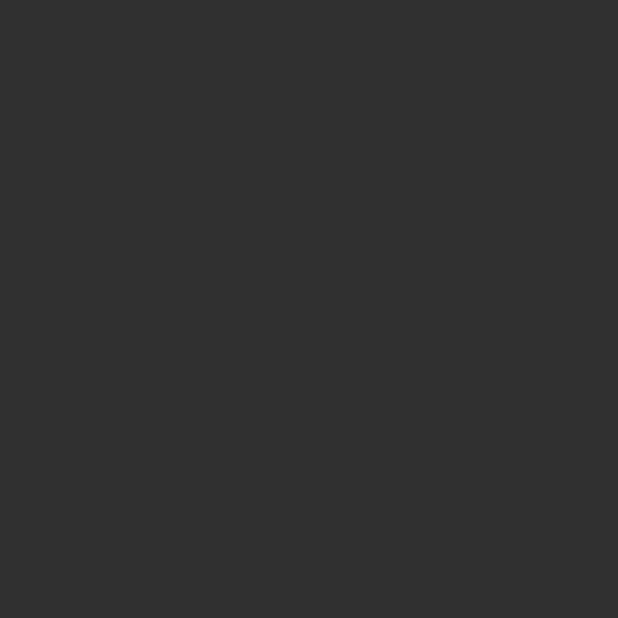
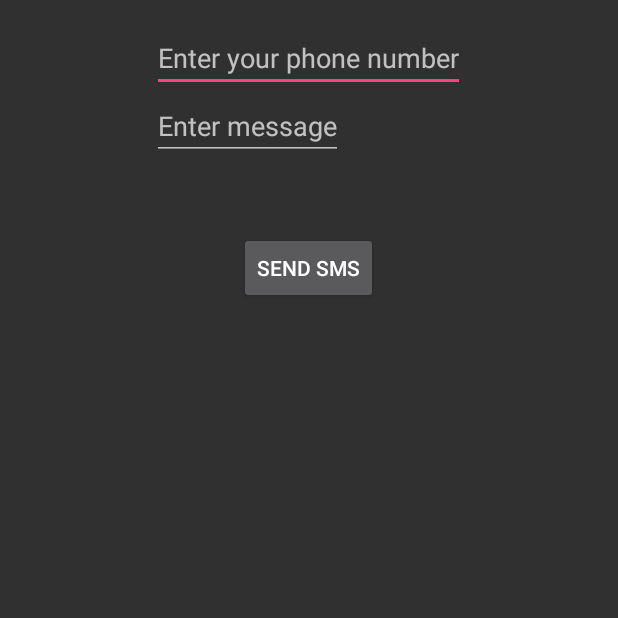
Before and after one commit to nklugman/utility_app, an Android app: the PostPaidActivity screen opened directly, with no data from a screen before it, on a phone screen of 412 x 824 dp, the top half of it. Before the commit the part shown is empty. Run offline under Robolectric (Android 15) with nearby library versions, the phone set to English and light mode, and no system bars.

Commit message:
integrate_sms

```diff
--- a/Android/KPLC/app/src/main/java/gridwatch/kplc/activities/billing/PostPaidActivity.java
+++ b/Android/KPLC/app/src/main/java/gridwatch/kplc/activities/billing/PostPaidActivity.java
@@ -1,16 +1,76 @@
 package gridwatch.kplc.activities.billing;
 
+import android.Manifest;
+import android.content.pm.PackageManager;
 import android.os.Bundle;
 import android.app.Activity;
+import android.support.v4.app.ActivityCompat;
+import android.support.v4.content.ContextCompat;
+import android.telephony.SmsManager;
+import android.view.View;
+import android.widget.Button;
+import android.widget.EditText;
+import android.widget.Toast;
 
 import gridwatch.kplc.R;
+// only sending sms function
+public class PostPaidActivity extends Activity {
 
-public class PostPaidActivity extends Activity {
+    Button sendBtn;
+    EditText number;
+    EditText message;
 
     @Override
     protected void onCreate(Bundle savedInstanceState) {
+        //ActivityCompat.requestPermissions(this,new String[]{Manifest.permission.SEND_SMS},1);
         super.onCreate(savedInstanceState);
         setContentView(R.layout.activity_post_paid);
+
+        sendBtn = (Button) findViewById(R.id.button);
+        number = (EditText) findViewById(R.id.editText);
+        message = (EditText) findViewById(R.id.editText2);
+        sendBtn.setOnClickListener(new View.OnClickListener() {
+            public void onClick(View view) {
+                getPermission();
+            }
+        });
+    }
+    protected void getPermission() {
+        if (ContextCompat.checkSelfPermission(this, Manifest.permission.SEND_SMS)
+                != PackageManager.PERMISSION_GRANTED) {
+            ActivityCompat.requestPermissions(this, new String[]{Manifest.permission.SEND_SMS},
+                    1);
+        }else{
+            sendMessage();
+        }
+    }
+    protected void sendMessage() {
+        String txtNumber = number.getText().toString();
+        String txtMessage = message.getText().toString();
+        try {
+            SmsManager smsManager = SmsManager.getDefault();
+            smsManager.sendTextMessage(txtNumber, null, txtMessage, null, null);
+            Toast.makeText(getApplicationContext(), "SMS sent.", Toast.LENGTH_LONG).show();
+        }
+
+        catch (Exception e) {
+            Toast.makeText(getApplicationContext(), "SMS failed.", Toast.LENGTH_LONG).show();
+            e.printStackTrace();
+        }
+    }
+    @Override
+    public void onRequestPermissionsResult(int requestCode, String[] permissions, int[] grantResults) {
+        super.onRequestPermissionsResult(requestCode, permissions, grantResults);
+        doNext(requestCode,grantResults);
+    }
+    private void doNext(int requestCode, int[] grantResults) {
+        if (requestCode == 1) {
+            if (grantResults[0] == PackageManager.PERMISSION_GRANTED) {
+                sendMessage();
+            } else {
+                Toast.makeText(getApplicationContext(), "Can't send SMS without permission.", Toast.LENGTH_LONG).show();
+            }
+        }
     }
 
 }
--- a/Android/KPLC/app/src/main/res/layout/activity_post_paid.xml
+++ b/Android/KPLC/app/src/main/res/layout/activity_post_paid.xml
@@ -9,5 +9,29 @@
     android:paddingRight="@dimen/activity_horizontal_margin"
     android:paddingTop="@dimen/activity_vertical_margin"
     tools:context=".activities.billing.PostPaidActivity">
+    <EditText
+        android:layout_width="wrap_content"
+        android:layout_height="wrap_content"
+        android:id="@+id/editText"
+        android:hint="@string/postpaid_number"
+        android:inputType="phone"
+        android:layout_alignParentTop="true"
+        android:layout_centerHorizontal="true" />
 
+    <EditText
+        android:layout_width="wrap_content"
+        android:layout_height="wrap_content"
+        android:id="@+id/editText2"
+        android:layout_below="@+id/editText"
+        android:layout_alignLeft="@+id/editText"
+        android:hint="@string/postpaid_sms" />
+
+    <Button
+        android:layout_width="wrap_content"
+        android:layout_height="wrap_content"
+        android:text="Send Sms"
+        android:id="@+id/button"
+        android:layout_below="@+id/editText2"
+        android:layout_centerHorizontal="true"
+        android:layout_marginTop="48dp" />
 </RelativeLayout>
--- a/Android/KPLC/app/src/main/res/values/strings.xml
+++ b/Android/KPLC/app/src/main/res/values/strings.xml
@@ -21,4 +21,6 @@
     <string name="twitter">Twitter</string>
     <string name="android_studio">Android Studio</string>
     <string name="android_studio_android_com">android.studio@android.com</string>
+    <string name="postpaid_number">Enter your phone number</string>
+    <string name="postpaid_sms">Enter message</string>
 </resources>
```
Also changed, not shown: Android/KPLC/app/gradle/wrapper/gradle-wrapper.properties (added), 18 other files.
